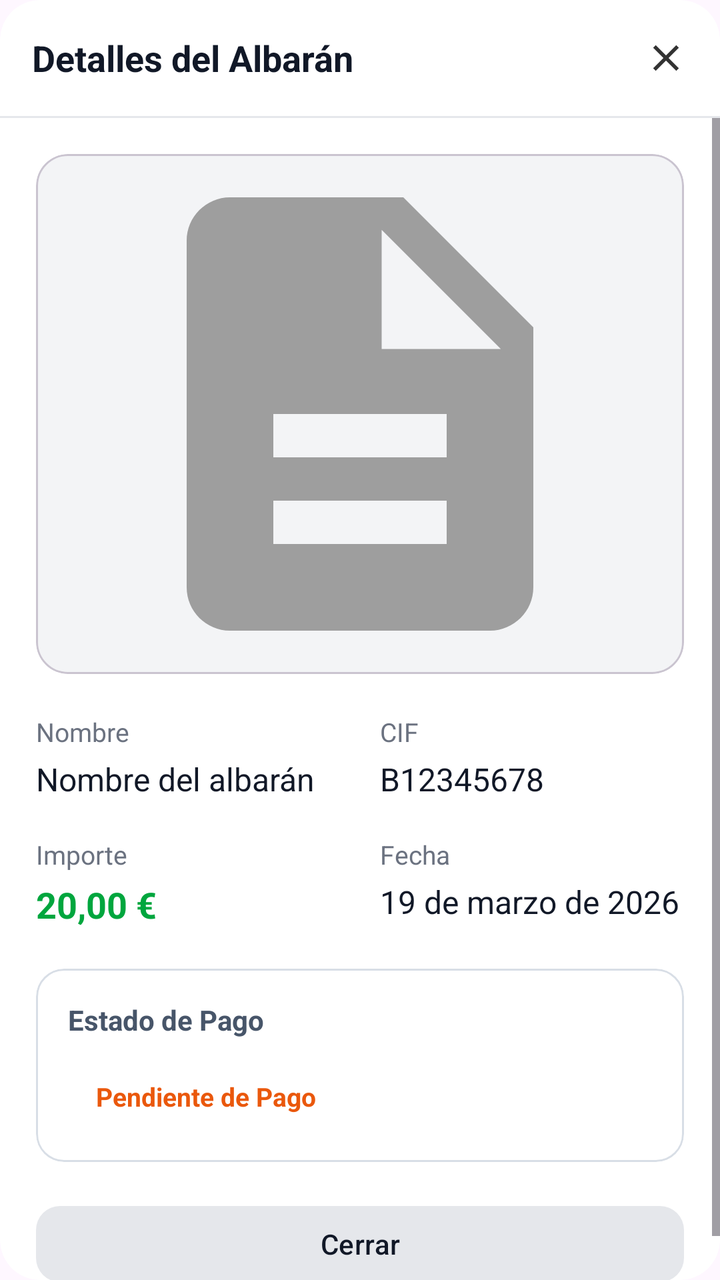
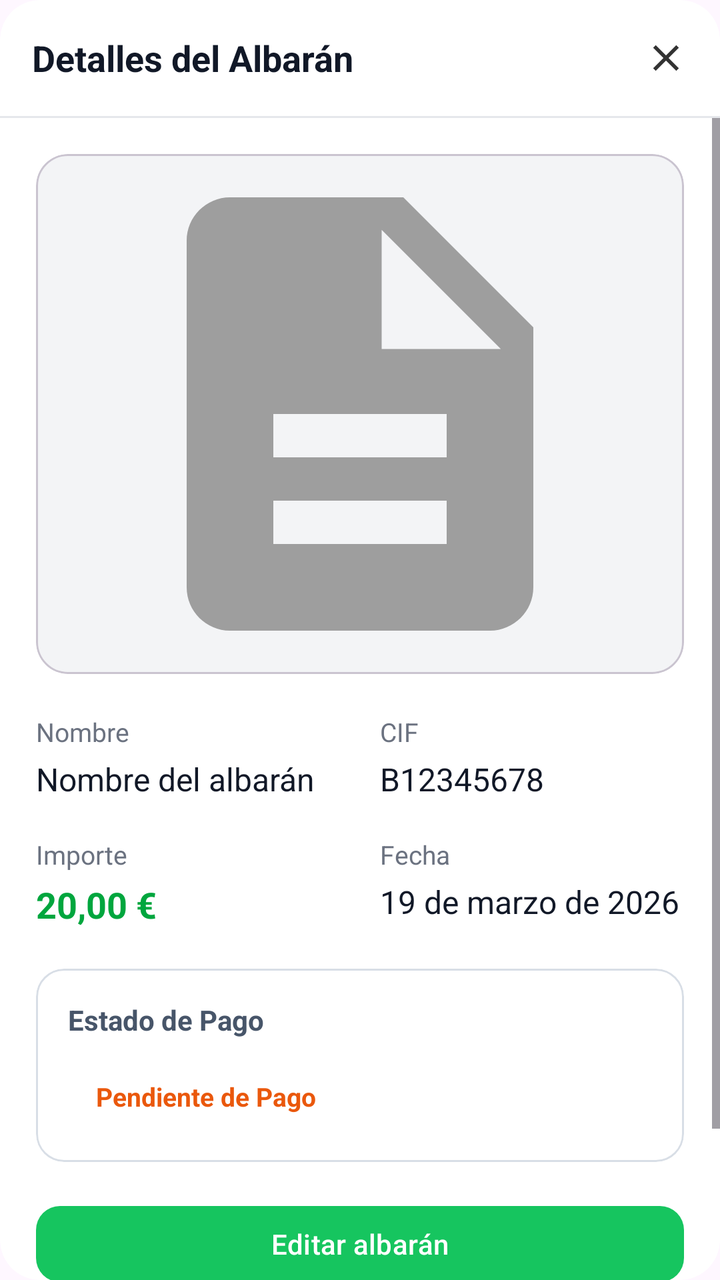

Screens rendered from an Android XML layout before and after an edit, with the pre-edit source and the edit as a unified diff.
<!-- AndroidManifest.xml: application theme Theme.ControlAlmacen -->
<!-- res/layout/dialog_ver_albaran.xml -->
<?xml version="1.0" encoding="utf-8"?>
<androidx.cardview.widget.CardView xmlns:android="http://schemas.android.com/apk/res/android"
    xmlns:app="http://schemas.android.com/apk/res-auto"
    android:layout_width="match_parent"
    android:layout_height="wrap_content"
    android:layout_margin="10dp"
    app:cardBackgroundColor="#FFFFFF"
    app:cardCornerRadius="20dp"
    app:cardElevation="0dp">

    <LinearLayout
        android:layout_width="match_parent"
        android:layout_height="wrap_content"
        android:orientation="vertical">

        
        <LinearLayout
            android:layout_width="match_parent"
            android:layout_height="58dp"
            android:gravity="center_vertical"
            android:paddingStart="16dp"
            android:paddingEnd="16dp">

            <TextView
                android:layout_width="0dp"
                android:layout_height="wrap_content"
                android:layout_weight="1"
                android:text="Detalles del Albarán"
                android:textColor="#111827"
                android:textSize="18sp"
                android:textStyle="bold" />

            <ImageView
                android:id="@+id/btnCerrarDialogoX"
                android:layout_width="22dp"
                android:layout_height="22dp"
                android:src="@drawable/ic_close"
                android:contentDescription="Cerrar diálogo" />
        </LinearLayout>

        <View
            android:layout_width="match_parent"
            android:layout_height="1dp"
            android:background="#E5E7EB" />

        <ScrollView
            android:layout_width="match_parent"
            android:layout_height="wrap_content"
            android:fillViewport="true">

            <LinearLayout
                android:layout_width="match_parent"
                android:layout_height="wrap_content"
                android:orientation="vertical"
                android:padding="18dp">

                <com.google.android.material.card.MaterialCardView
                    android:layout_width="match_parent"
                    android:layout_height="260dp"
                    app:cardBackgroundColor="#F3F4F6"
                    app:cardCornerRadius="16dp"
                    app:cardElevation="0dp">

                    <ImageView
                        android:id="@+id/imgVerAlbaran"
                        android:layout_width="match_parent"
                        android:layout_height="match_parent"
                        android:adjustViewBounds="true"
                        android:contentDescription="Imagen del albarán"
                        android:scaleType="fitCenter"
                        android:src="@drawable/ic_albaran_default" />
                </com.google.android.material.card.MaterialCardView>

                <LinearLayout
                    android:layout_width="match_parent"
                    android:layout_height="wrap_content"
                    android:layout_marginTop="20dp"
                    android:orientation="horizontal">

                    <LinearLayout
                        android:layout_width="0dp"
                        android:layout_height="wrap_content"
                        android:layout_weight="1"
                        android:orientation="vertical"
                        android:layout_marginEnd="10dp">

                        <TextView
                            android:layout_width="wrap_content"
                            android:layout_height="wrap_content"
                            android:text="Nombre"
                            android:textColor="#6B7280"
                            android:textSize="13sp" />

                        <TextView
                            android:id="@+id/tvVerNombre"
                            android:layout_width="wrap_content"
                            android:layout_height="wrap_content"
                            android:layout_marginTop="4dp"
                            android:text="Nombre del albarán"
                            android:textColor="#111827"
                            android:textSize="16sp" />

                        <TextView
                            android:layout_width="wrap_content"
                            android:layout_height="wrap_content"
                            android:layout_marginTop="18dp"
                            android:text="Importe"
                            android:textColor="#6B7280"
                            android:textSize="13sp" />

                        <TextView
                            android:id="@+id/tvVerImporte"
                            android:layout_width="wrap_content"
                            android:layout_height="wrap_content"
                            android:layout_marginTop="4dp"
                            android:text="20,00 €"
                            android:textColor="#00A63E"
                            android:textSize="18sp"
                            android:textStyle="bold" />
                    </LinearLayout>

                    <LinearLayout
                        android:layout_width="0dp"
                        android:layout_height="wrap_content"
                        android:layout_weight="1"
                        android:orientation="vertical"
                        android:layout_marginStart="10dp">

                        <TextView
                            android:layout_width="wrap_content"
                            android:layout_height="wrap_content"
                            android:text="CIF"
                            android:textColor="#6B7280"
                            android:textSize="13sp" />

                        <TextView
                            android:id="@+id/tvVerCif"
                            android:layout_width="wrap_content"
                            android:layout_height="wrap_content"
                            android:layout_marginTop="4dp"
                            android:text="B12345678"
                            android:textColor="#111827"
                            android:textSize="16sp" />

                        <TextView
                            android:layout_width="wrap_content"
                            android:layout_height="wrap_content"
                            android:layout_marginTop="18dp"
                            android:text="Fecha"
                            android:textColor="#6B7280"
                            android:textSize="13sp" />

                        <TextView
                            android:id="@+id/tvVerFecha"
                            android:layout_width="wrap_content"
                            android:layout_height="wrap_content"
                            android:layout_marginTop="4dp"
                            android:text="19 de marzo de 2026"
                            android:textColor="#111827"
                            android:textSize="16sp" />
                    </LinearLayout>
                </LinearLayout>

                <com.google.android.material.card.MaterialCardView
                    android:layout_width="match_parent"
                    android:layout_height="wrap_content"
                    android:layout_marginTop="20dp"
                    app:cardBackgroundColor="#FFFFFF"
                    app:cardCornerRadius="14dp"
                    app:cardElevation="0dp"
                    app:strokeColor="#D8DEE6"
                    app:strokeWidth="1dp">

                    <LinearLayout
                        android:layout_width="match_parent"
                        android:layout_height="wrap_content"
                        android:orientation="vertical"
                        android:padding="16dp">

                        <TextView
                            android:layout_width="wrap_content"
                            android:layout_height="wrap_content"
                            android:text="Estado de Pago"
                            android:textColor="#475569"
                            android:textSize="14sp"
                            android:textStyle="bold" />

                        <TextView
                            android:id="@+id/tvVerEstado"
                            android:layout_width="wrap_content"
                            android:layout_height="wrap_content"
                            android:layout_marginTop="12dp"
                            android:paddingStart="14dp"
                            android:paddingEnd="14dp"
                            android:paddingTop="8dp"
                            android:paddingBottom="8dp"
                            android:text="Pendiente de Pago"
                            android:textColor="#EA580C"
                            android:textSize="13sp"
                            android:textStyle="bold" />

                        <LinearLayout
                            android:id="@+id/layoutFechaPago"
                            android:layout_width="match_parent"
                            android:layout_height="wrap_content"
                            android:layout_marginTop="14dp"
                            android:orientation="vertical"
                            android:visibility="gone">

                            <TextView
                                android:layout_width="wrap_content"
                                android:layout_height="wrap_content"
                                android:text="Pagado el"
                                android:textColor="#6B7280"
                                android:textSize="13sp" />

                            <TextView
                                android:id="@+id/tvVerFechaPago"
                                android:layout_width="wrap_content"
                                android:layout_height="wrap_content"
                                android:layout_marginTop="4dp"
                                android:text="20 de marzo de 2026"
                                android:textColor="#111827"
                                android:textSize="15sp" />
                        </LinearLayout>
                    </LinearLayout>
                </com.google.android.material.card.MaterialCardView>

                <com.google.android.material.button.MaterialButton
                    android:id="@+id/btnCerrarVer"
                    android:layout_width="match_parent"
                    android:layout_height="46dp"
                    android:layout_marginTop="18dp"
                    android:text="Cerrar"
                    android:textAllCaps="false"
                    android:textColor="#111827"
                    app:backgroundTint="#E5E7EB"
                    app:cornerRadius="12dp" />
            </LinearLayout>
        </ScrollView>
    </LinearLayout>

</androidx.cardview.widget.CardView>
<!-- resources referenced by this layout -->
<resources>
  <!-- drawable ic_albaran_default (drawable) -->
  <?xml version="1.0" encoding="utf-8"?>
  <vector xmlns:android="http://schemas.android.com/apk/res/android"
      android:width="24dp"
      android:height="24dp"
      android:viewportWidth="24"
      android:viewportHeight="24">
      <path
          android:fillColor="#9E9E9E"
          android:pathData="M14,2H6C4.9,2 4,2.9 4,4v16c0,1.1 0.9,2 2,2h12c1.1,0 2,-0.9 2,-2V8L14,2zM16,18H8v-2h8V18zM16,14H8v-2h8V14zM13,9V3.5L18.5,9H13z"/>
  </vector>
  <!-- drawable ic_close (drawable) -->
  <?xml version="1.0" encoding="utf-8"?>
  <vector xmlns:android="http://schemas.android.com/apk/res/android"
      android:width="24dp"
      android:height="24dp"
      android:viewportWidth="24"
      android:viewportHeight="24">
      <path
          android:fillColor="#333333"
          android:pathData="M19,6.41L17.59,5 12,10.59 6.41,5 5,6.41 10.59,12 5,17.59 6.41,19 12,13.41 17.59,19 19,17.59 13.41,12z"/>
  </vector>
  <style name="Theme.ControlAlmacen" parent="Base.Theme.ControlAlmacen" />
  <style name="Base.Theme.ControlAlmacen" parent="Theme.Material3.DayNight.NoActionBar">
          
          
      </style>
</resources>

<!-- the commit's change to res/layout/dialog_ver_albaran.xml (unified diff, before → after) -->
@@ -29,6 +29,7 @@
                 android:textColor="#111827"
                 android:textSize="18sp"
                 android:textStyle="bold" />
+
 
             <ImageView
                 android:id="@+id/btnCerrarDialogoX"
@@ -227,6 +228,17 @@
                 </com.google.android.material.card.MaterialCardView>
 
                 <com.google.android.material.button.MaterialButton
+                    android:id="@+id/btnEditarAlbaran"
+                    android:layout_width="match_parent"
+                    android:layout_height="46dp"
+                    android:layout_marginTop="18dp"
+                    android:text="Editar albarán"
+                    android:textAllCaps="false"
+                    android:textColor="@android:color/white"
+                    app:backgroundTint="#16C55F"
+                    app:cornerRadius="12dp" />
+
+                <com.google.android.material.button.MaterialButton
                     android:id="@+id/btnCerrarVer"
                     android:layout_width="match_parent"
                     android:layout_height="46dp"
